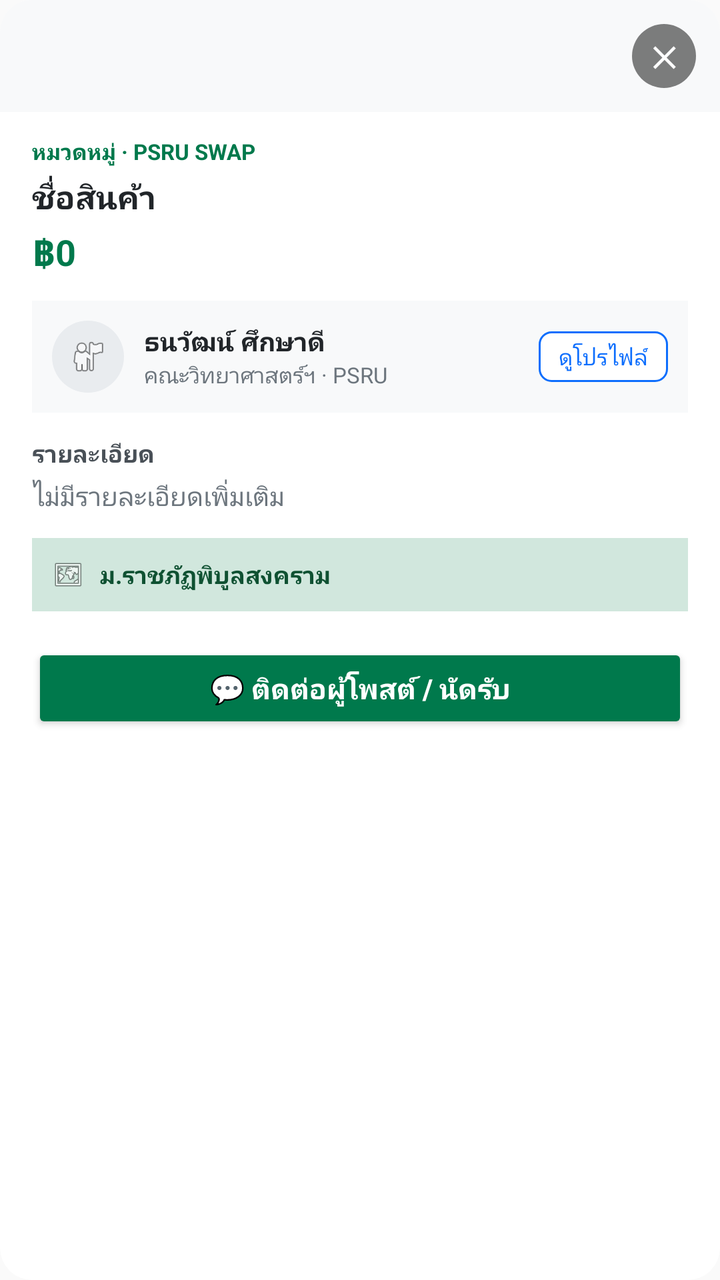
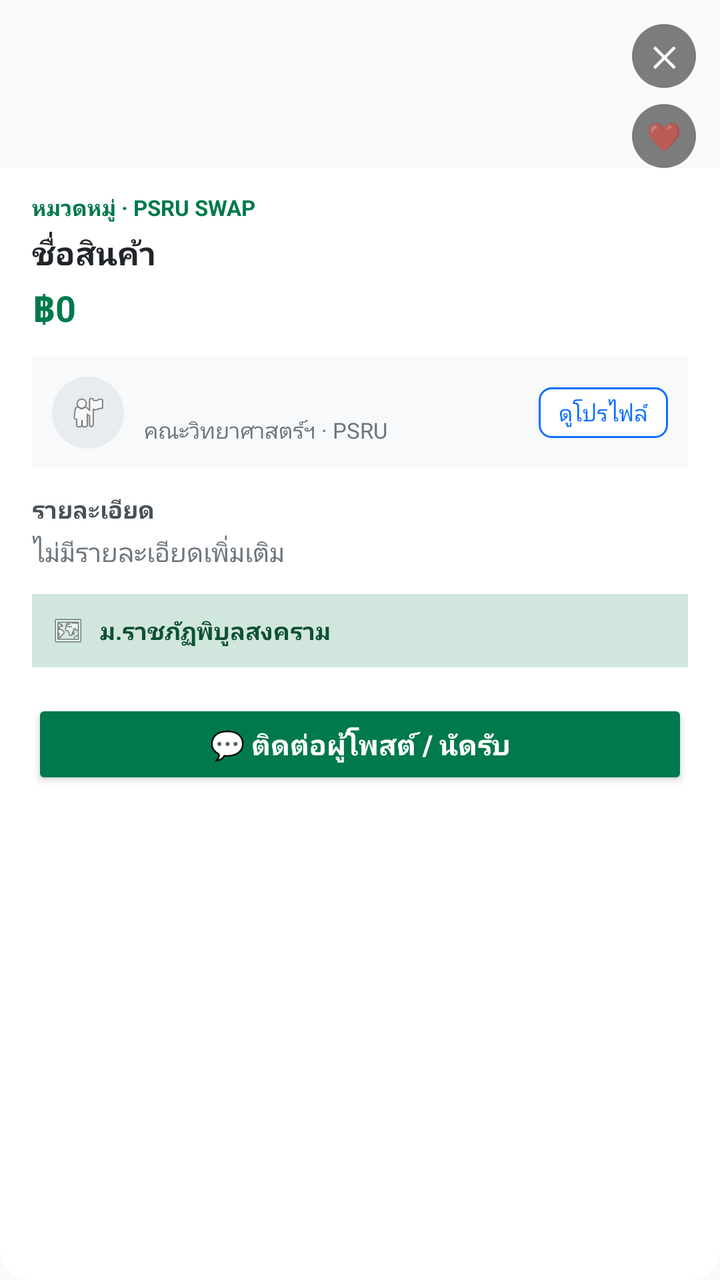

The first picture is an Android layout as it rendered before a commit; the second is the same layout after the commit. The layout source and the unified diff follow.
<!-- AndroidManifest.xml: application theme Theme.AppCompat.Light.NoActionBar -->
<!-- res/layout/dialog_product_detail.xml -->
<?xml version="1.0" encoding="utf-8"?>
<LinearLayout xmlns:android="http://schemas.android.com/apk/res/android"
    android:layout_width="match_parent"
    android:layout_height="wrap_content"
    android:orientation="vertical"
    android:background="@drawable/bg_dialog_rounded"
    android:clipToOutline="true"
    android:paddingBottom="16dp">

    
    <FrameLayout
        android:layout_width="match_parent"
        android:layout_height="wrap_content"
        android:background="#F8F9FA">

        <ImageView
            android:id="@+id/ivDetailProduct"
            android:layout_width="match_parent"
            android:layout_height="wrap_content"
            android:maxHeight="260dp"
            android:adjustViewBounds="true"
            android:scaleType="fitCenter" />

        
        <TextView
            android:id="@+id/btnClose"
            android:layout_width="32dp"
            android:layout_height="32dp"
            android:layout_gravity="top|end"
            android:layout_margin="12dp"
            android:background="@drawable/bg_circle_close"
            android:gravity="center"
            android:text="✕"
            android:textColor="#FFFFFF"
            android:textSize="14sp"
            android:textStyle="bold"
            android:clickable="true"
            android:focusable="true" />
    </FrameLayout>

    
    <LinearLayout
        android:layout_width="match_parent"
        android:layout_height="wrap_content"
        android:orientation="vertical"
        android:paddingHorizontal="16dp"
        android:paddingTop="12dp">

        <TextView
            android:id="@+id/tvDetailCategory"
            android:layout_width="wrap_content"
            android:layout_height="wrap_content"
            android:text="หมวดหมู่ · PSRU SWAP"
            android:textColor="#00794C"
            android:textSize="11sp"
            android:textStyle="bold" />

        <TextView
            android:id="@+id/tvDetailName"
            android:layout_width="match_parent"
            android:layout_height="wrap_content"
            android:layout_marginTop="4dp"
            android:text="ชื่อสินค้า"
            android:textColor="#212529"
            android:textSize="16sp"
            android:textStyle="bold" />

        <TextView
            android:id="@+id/tvDetailPrice"
            android:layout_width="match_parent"
            android:layout_height="wrap_content"
            android:layout_marginTop="4dp"
            android:text="฿0"
            android:textColor="#00794C"
            android:textSize="18sp"
            android:textStyle="bold" />

        
        <LinearLayout
            android:layout_width="match_parent"
            android:layout_height="wrap_content"
            android:layout_marginTop="12dp"
            android:background="#F8F9FA"
            android:gravity="center_vertical"
            android:orientation="horizontal"
            android:padding="10dp">

            <ImageView
                android:layout_width="36dp"
                android:layout_height="36dp"
                android:background="@drawable/bg_circle_placeholder"
                android:padding="8dp"
                android:src="@android:drawable/ic_menu_myplaces" />

            <LinearLayout
                android:layout_width="0dp"
                android:layout_height="wrap_content"
                android:layout_marginStart="10dp"
                android:layout_weight="1"
                android:orientation="vertical">

                <TextView
                    android:layout_width="wrap_content"
                    android:layout_height="wrap_content"
                    android:text="ธนวัฒน์ ศึกษาดี"
                    android:textColor="#212529"
                    android:textSize="13sp"
                    android:textStyle="bold" />

                <TextView
                    android:layout_width="wrap_content"
                    android:layout_height="wrap_content"
                    android:text="คณะวิทยาศาสตร์ฯ · PSRU"
                    android:textColor="#6C757D"
                    android:textSize="11sp" />
            </LinearLayout>

            <TextView
                android:layout_width="wrap_content"
                android:layout_height="wrap_content"
                android:background="@drawable/bg_btn_outline"
                android:paddingHorizontal="10dp"
                android:paddingVertical="5dp"
                android:text="ดูโปรไฟล์"
                android:textColor="#0d6efd"
                android:textSize="11sp" />
        </LinearLayout>

        
        <TextView
            android:layout_width="wrap_content"
            android:layout_height="wrap_content"
            android:layout_marginTop="12dp"
            android:text="รายละเอียด"
            android:textColor="#495057"
            android:textSize="12sp"
            android:textStyle="bold" />

        <TextView
            android:id="@+id/tvDetailDescription"
            android:layout_width="match_parent"
            android:layout_height="wrap_content"
            android:layout_marginTop="4dp"
            android:text="ไม่มีรายละเอียดเพิ่มเติม"
            android:textColor="#6C757D"
            android:textSize="13sp" />

        
        <LinearLayout
            android:layout_width="match_parent"
            android:layout_height="wrap_content"
            android:layout_marginTop="12dp"
            android:background="#D1E7DD"
            android:gravity="center_vertical"
            android:orientation="horizontal"
            android:padding="10dp">

            <ImageView
                android:layout_width="16dp"
                android:layout_height="16dp"
                android:src="@android:drawable/ic_menu_mapmode" />

            <TextView
                android:id="@+id/tvDetailLocation"
                android:layout_width="match_parent"
                android:layout_height="wrap_content"
                android:layout_marginStart="8dp"
                android:text="ม.ราชภัฏพิบูลสงคราม"
                android:textColor="#0F5132"
                android:textSize="12sp"
                android:textStyle="bold" />
        </LinearLayout>

        
        <Button
            android:layout_width="match_parent"
            android:layout_height="45dp"
            android:layout_marginTop="16dp"
            android:backgroundTint="#00794C"
            android:text="💬 ติดต่อผู้โพสต์ / นัดรับ"
            android:textColor="#FFFFFF"
            android:textSize="14sp"
            android:textStyle="bold" />
    </LinearLayout>
</LinearLayout>
<!-- resources referenced by this layout -->
<resources>
  <!-- drawable bg_btn_outline (drawable) -->
  <?xml version="1.0" encoding="utf-8"?>
  <shape xmlns:android="http://schemas.android.com/apk/res/android"
      android:shape="rectangle">
      <corners android:radius="6dp" />
      <stroke android:width="1dp" android:color="#0D6EFD" />
      <solid android:color="#FFFFFF" />
  </shape>
  <!-- drawable bg_circle_close (drawable) -->
  <?xml version="1.0" encoding="utf-8"?>
  <shape xmlns:android="http://schemas.android.com/apk/res/android"
      android:shape="oval">
      <solid android:color="#80000000" />
  </shape>
  <!-- drawable bg_circle_placeholder (drawable) -->
  <?xml version="1.0" encoding="utf-8"?>
  <shape xmlns:android="http://schemas.android.com/apk/res/android"
      android:shape="oval">
      <solid android:color="#E9ECEF" />
  </shape>
  <!-- drawable bg_dialog_rounded (drawable) -->
  <?xml version="1.0" encoding="utf-8"?>
  <shape xmlns:android="http://schemas.android.com/apk/res/android"
      android:shape="rectangle">
      <solid android:color="#FFFFFF" />
      <corners android:radius="16dp" />
  </shape>
</resources>

<!-- the commit's change to res/layout/dialog_product_detail.xml (unified diff, before → after) -->
@@ -20,6 +20,21 @@
             android:maxHeight="260dp"
             android:adjustViewBounds="true"
             android:scaleType="fitCenter" />
+
+        
+        <TextView
+            android:id="@+id/ivFavorite"
+            android:layout_width="32dp"
+            android:layout_height="32dp"
+            android:layout_gravity="top|end"
+            android:layout_marginTop="52dp"
+            android:layout_marginEnd="12dp"
+            android:background="@drawable/bg_circle_close"
+            android:gravity="center"
+            android:text="❤️"
+            android:textSize="14sp"
+            android:clickable="true"
+            android:focusable="true" />
 
         
         <TextView
@@ -102,7 +117,7 @@
                 <TextView
                     android:layout_width="wrap_content"
                     android:layout_height="wrap_content"
-                    android:text="ธนวัฒน์ ศึกษาดี"
+                    text="ธนวัฒน์ ศึกษาดี"
                     android:textColor="#212529"
                     android:textSize="13sp"
                     android:textStyle="bold" />
